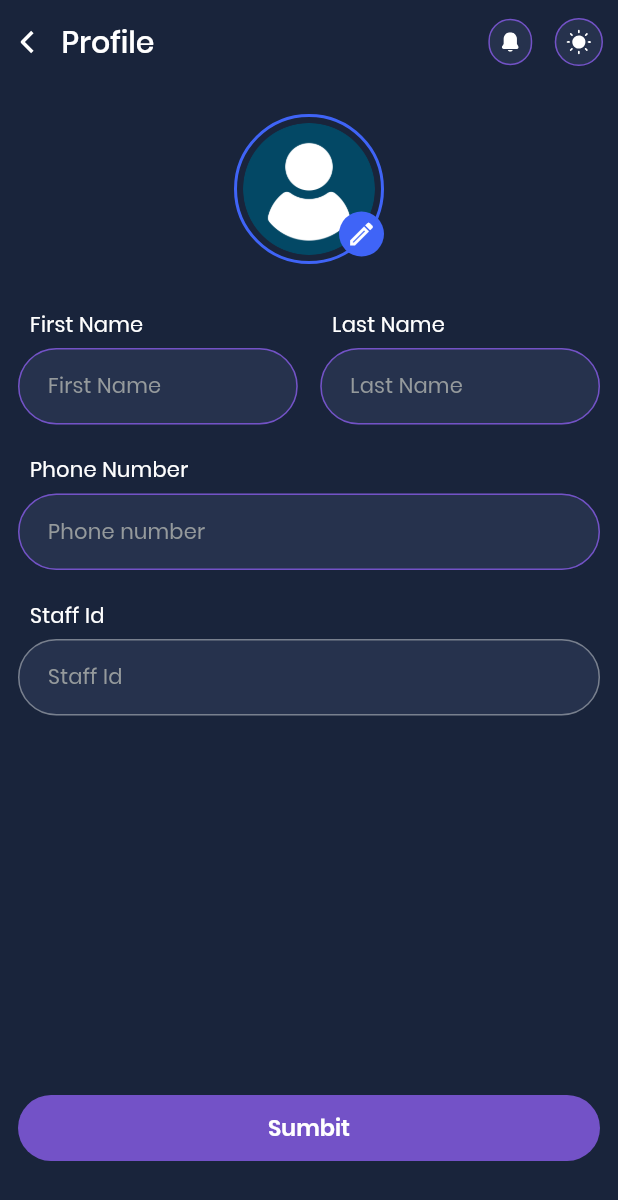
After one commit to Sachin-Advait/omniview, a Flutter app: the Setting screen opened directly, after a tap on an icon or button, on a phone screen of 412 x 824 dp. The commit adds this screen. Shown: the top 1200 px of the screen. Run offline on Flutter 3.47's test engine with Material 3 defaults, Android fonts, the phone set to English and light mode, and no system bars; drawn by our look-alikes of cached_network_image; our stand-ins replace dio, equatable, fl_chart, flutter_bloc, flutter_screenutil, flutter_svg and 5 more; accounts and stored records are empty; network calls fail; statements that could not run were skipped.

Commit message:
Added profile view and edit option.

```diff
--- /dev/null
+++ b/lib/common/widgets/app_cached_network_image.dart
@@ -0,0 +1,50 @@
+import 'package:cached_network_image/cached_network_image.dart';
+import 'package:flutter/material.dart';
+import 'package:omniview/common/utils/size_config.dart';
+import 'package:omniview/config/assets/app_images.dart';
+import 'package:omniview/config/theme/app_colors.dart';
+
+class AppCachedNetworkImage extends StatelessWidget {
+  const AppCachedNetworkImage({
+    super.key,
+    required this.imageUrl,
+    this.width,
+    this.height,
+    this.iconSize,
+    this.isProfile,
+  });
+  final String imageUrl;
+  final double? height;
+  final double? width;
+  final double? iconSize;
+  final bool? isProfile;
+
+  @override
+  Widget build(BuildContext context) {
+    return CachedNetworkImage(
+      imageUrl: imageUrl,
+      fadeInDuration: Duration(milliseconds: 200),
+      placeholder: (context, url) => isProfile == false
+          ? Center(
+              child: CircularProgressIndicator(
+                color: AppColors.white,
+                strokeWidth: 1.widthMultiplier,
+              ),
+            )
+          : CircularProgressIndicator(
+              color: AppColors.white,
+              strokeWidth: 1.widthMultiplier,
+            ),
+      errorWidget: (context, url, error) => isProfile == false
+          ? Icon(
+              Icons.error,
+              size: iconSize ?? 30.widthMultiplier,
+              color: AppColors.white,
+            )
+          : Image.asset(AppImages.profilePlaceHolder, height: height),
+      height: height,
+      width: width,
+      fit: BoxFit.cover,
+    );
+  }
+}
--- a/lib/common/widgets/custom_text_fields.dart
+++ b/lib/common/widgets/custom_text_fields.dart
@@ -57,7 +57,7 @@ mixin CustomDecorationMixin {
         borderRadius: BorderRadius.circular(radius ?? 30),
         borderSide: BorderSide(
           width: 1,
-          color: borderColor ?? AppColors.white50,
+          color: borderColor ?? AppColors.white75.withValues(alpha: .5),
         ),
       ),
       filled: true,
--- a/lib/config/assets/app_images.dart
+++ b/lib/config/assets/app_images.dart
@@ -4,4 +4,6 @@ class AppImages {
   static const String splashEffect = 'assets/images/splash_effect.png';
   static const String splashLoader = 'assets/images/loader.gif';
   static const String logout = 'assets/images/power-off.png';
+  static const String profilePlaceHolder =
+      'assets/images/profile_placeholder.png';
 }
--- a/lib/main.dart
+++ b/lib/main.dart
@@ -9,7 +9,7 @@ import 'package:omniview/common/constants/app_strings.dart';
 import 'package:omniview/common/utils/size_config.dart';
 import 'package:omniview/config/theme/app_theme.dart';
 import 'package:omniview/data/source/local/bloc/user_bloc.dart';
-import 'package:omniview/routes/pages.dart';
+import 'package:omniview/routes/app_pages.dart';
 
 Future<void> main() async {
   WidgetsFlutterBinding.ensureInitialized();
--- a/lib/modules/login/components/otp_verify.dart
+++ b/lib/modules/login/components/otp_verify.dart
@@ -5,7 +5,7 @@ import 'package:omniview/common/widgets/dark_button.dart';
 import 'package:omniview/config/theme/app_colors.dart';
 import 'package:omniview/config/theme/app_theme.dart';
 import 'package:omniview/data/source/local/session_manager.dart';
-import 'package:omniview/routes/routes.dart';
+import 'package:omniview/routes/app_routes.dart';
 import 'package:pin_code_fields/pin_code_fields.dart';
 
 void otpVerify(BuildContext context) {
--- a/lib/modules/nav_bar/page/components/nav_bar_content.dart
+++ b/lib/modules/nav_bar/page/components/nav_bar_content.dart
@@ -7,7 +7,7 @@ import 'package:omniview/config/assets/app_svg.dart';
 import 'package:omniview/config/theme/app_colors.dart';
 import 'package:omniview/modules/nav_bar/cubit/nav_bar_cubit.dart';
 import 'package:omniview/modules/nav_bar/page/components/animated_navbar_widget.dart';
-import 'package:omniview/routes/routes.dart';
+import 'package:omniview/routes/app_routes.dart';
 
 class NavBarContent extends StatelessWidget {
   const NavBarContent({super.key});
--- a/lib/modules/onboarding/page/onboarding.dart
+++ b/lib/modules/onboarding/page/onboarding.dart
@@ -9,7 +9,7 @@ import 'package:omniview/config/theme/app_theme.dart';
 import 'package:omniview/data/source/local/session_manager.dart';
 import 'package:omniview/modules/onboarding/components/onboarding_data.dart';
 import 'package:omniview/modules/onboarding/cubit/onboarding_cubit.dart';
-import 'package:omniview/routes/routes.dart';
+import 'package:omniview/routes/app_routes.dart';
 
 class Onboarding extends StatefulWidget {
   const Onboarding({super.key});
--- /dev/null
+++ b/lib/modules/profile/bloc/profile_bloc.dart
@@ -0,0 +1,11 @@
+import 'package:equatable/equatable.dart';
+import 'package:flutter_bloc/flutter_bloc.dart';
+
+part 'profile_event.dart';
+part 'profile_state.dart';
+
+class ProfileBloc extends Bloc<ProfileEvent, ProfileState> {
+  ProfileBloc() : super(ProfileInitial()) {
+    on<ProfileEvent>((event, emit) {});
+  }
+}
--- /dev/null
+++ b/lib/modules/profile/bloc/profile_event.dart
@@ -0,0 +1,8 @@
+part of 'profile_bloc.dart';
+
+sealed class ProfileEvent extends Equatable {
+  const ProfileEvent();
+
+  @override
+  List<Object> get props => [];
+}
--- /dev/null
+++ b/lib/modules/profile/bloc/profile_state.dart
@@ -0,0 +1,10 @@
+part of 'profile_bloc.dart';
+
+sealed class ProfileState extends Equatable {
+  const ProfileState();
+
+  @override
+  List<Object> get props => [];
+}
+
+final class ProfileInitial extends ProfileState {}
--- /dev/null
+++ b/lib/modules/profile/components/profile_image.dart
@@ -0,0 +1,35 @@
+import 'dart:io';
+
+import 'package:flutter/widgets.dart';
+import 'package:omniview/common/utils/size_config.dart';
+import 'package:omniview/common/widgets/app_cached_network_image.dart';
+import 'package:omniview/config/theme/app_colors.dart';
+
+class ProfileImage extends StatelessWidget {
+  const ProfileImage({super.key, required this.image, this.file});
+
+  final String image;
+  final String? file;
+
+  @override
+  Widget build(BuildContext context) {
+    return GestureDetector(
+      child: Center(
+        child: Container(
+          height: 100.heightMultiplier,
+          width: 100.widthMultiplier,
+          padding: const EdgeInsets.all(4),
+          decoration: BoxDecoration(
+            shape: BoxShape.circle,
+            border: Border.all(color: AppColors.royalBlue, width: 2),
+          ),
+          child: ClipOval(
+            child: file != null
+                ? Image.file(File(file!), fit: BoxFit.cover)
+                : AppCachedNetworkImage(imageUrl: image, iconSize: 80),
+          ),
+        ),
+      ),
+    );
+  }
+}
--- /dev/null
+++ b/lib/modules/profile/view/profile.dart
@@ -0,0 +1,191 @@
+import 'package:flutter/material.dart';
+import 'package:image_picker/image_picker.dart';
+import 'package:omniview/common/utils/size_config.dart';
+import 'package:omniview/common/widgets/custom_appbar.dart';
+import 'package:omniview/common/widgets/custom_text_fields.dart';
+import 'package:omniview/common/widgets/purple_button.dart';
+import 'package:omniview/config/theme/app_colors.dart';
+import 'package:omniview/config/theme/app_theme.dart';
+import 'package:omniview/data/models/user_model.dart';
+import 'package:omniview/modules/profile/components/profile_image.dart';
+
+class Profile extends StatefulWidget {
+  const Profile({super.key, required this.user});
+
+  final UserModel user;
+
+  @override
+  State<Profile> createState() => _ProfileState();
+}
+
+class _ProfileState extends State<Profile> {
+  String? profileImage;
+
+  /// Return the path of picked image from Gallery or Photo Library.
+  Future<String?> getGalleryPermissionAndPickImage() async {
+    // PermissionStatus status;
+
+    // if (Platform.isAndroid) {
+    //   final androidInfo = await DeviceInfoPlugin().androidInfo;
+    //   androidInfo.version.sdkInt <= 32
+    //       ? status = await Permission.storage.request()
+    //       : status = await Permission.photos.request();
+    // } else {
+    //   status = await Permission.photos.request();
+    // }
+
+    // if (Platform.isAndroid) {
+    //   status = await Permission.photos.request();
+    // } else {
+    //   status = await Permission.photos.request();
+    // }
+    // if (status.isDenied) {
+    //   return null;
+    // }
+
+    // if (status.isPermanentlyDenied) {
+    //   await permissionPopup('Photos');
+    //   return null;
+    // }
+
+    // if (status.isGranted) {
+    FocusManager.instance.primaryFocus?.unfocus();
+    final XFile? pickedFile = await ImagePicker().pickImage(
+      source: ImageSource.gallery,
+    );
+
+    if (pickedFile != null) {
+      debugPrint('Selected image path: ${pickedFile.path}');
+      setState(() {
+        profileImage = pickedFile.path;
+
+      });
+    }
+    return null;
+  }
+
+  @override
+  Widget build(BuildContext context) {
+    return Scaffold(
+      appBar: CustomAppBar(title: 'Profile', showBackButton: true),
+      body: Padding(
+        padding: EdgeInsets.symmetric(horizontal: 12),
+        child: Column(
+          crossAxisAlignment: CrossAxisAlignment.start,
+          children: [
+            10.verticalSpace,
+            SizedBox(
+              height: 130.heightMultiplier,
+              child: Stack(
+                children: [
+                  Positioned(
+                    top: 0,
+                    left: 0,
+                    right: 0,
+                    child: ProfileImage(
+                      image: widget.user.image,
+                      file: profileImage,
+                    ),
+                  ),
+                  Positioned(
+                    top: 65,
+                    left: 70,
+                    right: 0,
+                    child: GestureDetector(
+                      onTap: getGalleryPermissionAndPickImage,
+                      child: CircleAvatar(
+                        backgroundColor: AppColors.royalBlue,
+                        radius: 15.radiusMultipier,
+                        child: Icon(
+                          Icons.edit_outlined,
+                          color: AppColors.white,
+                          size: 20,
+                        ),
+                      ),
+                    ),
+                  ),
+                ],
+              ),
+            ),
+            Row(
+              children: [
+                Expanded(
+                  child: Column(
+                    crossAxisAlignment: CrossAxisAlignment.start,
+
+                    children: [
+                      Padding(
+                        padding: const EdgeInsets.only(left: 8.0),
+                        child: Text(
+                          'First Name',
+                          style: context.regular.copyWith(fontSize: 14),
+                        ),
+                      ),
+                      5.verticalSpace,
+                      UniversalTextField(
+                        controller: TextEditingController(
+                          text: widget.user.name.split(' ').first,
+                        ),
+                        hintText: 'First Name',
+                        // validator: CustomValidtion.isValidFirstName,
+                      ),
+                    ],
+                  ),
+                ),
+                15.horizontalSpace,
+                Expanded(
+                  child: Column(
+                    crossAxisAlignment: CrossAxisAlignment.start,
+                    children: [
+                      Padding(
+                        padding: const EdgeInsets.only(left: 8.0),
+                        child: Text(
+                          'Last Name',
+                          style: context.regular.copyWith(fontSize: 14),
+                        ),
+                      ),
+                      5.verticalSpace,
+                      UniversalTextField(
+                        controller: TextEditingController(
+                          text: widget.user.name.split(' ').last,
+                        ),
+                        hintText: 'Last Name',
+                        // validator: CustomValidtion.isValidLastName,
+                      ),
+                    ],
+                  ),
+                ),
+              ],
+            ),
+            Padding(
+              padding: const EdgeInsets.only(left: 8.0),
+              child: Text(
+                'Phone Number',
+                style: context.regular.copyWith(fontSize: 14),
+              ),
+            ),
+            5.verticalSpace,
+            PhoneTextField(controller: TextEditingController()),
+            Padding(
+              padding: const EdgeInsets.only(left: 8.0),
+              child: Text(
+                'Staff Id',
+                style: context.regular.copyWith(fontSize: 14),
+              ),
+            ),
+            5.verticalSpace,
+            UniversalTextField(
+              controller: TextEditingController(text: widget.user.staffId),
+              hintText: 'Staff Id',
+              enabled: false,
+              // validator: CustomValidtion.isValidLastName,
+            ),
+            Spacer(),
+            PurpleButton(title: 'Sumbit'),
+            50.verticalSpace,
+          ],
+        ),
+      ),
+    );
+  }
+}
--- a/lib/modules/setting/page/setting.dart
+++ b/lib/modules/setting/page/setting.dart
@@ -10,7 +10,7 @@ import 'package:omniview/config/theme/app_theme.dart';
 import 'package:omniview/data/models/user_model.dart';
 import 'package:omniview/data/source/local/session_manager.dart';
 import 'package:omniview/modules/setting/components/setting_tile.dart';
-import 'package:omniview/routes/Routes.dart';
+import 'package:omniview/routes/app_routes.dart';
 
 class Setting extends StatefulWidget {
   const Setting({super.key});
@@ -57,12 +57,15 @@ class _SettingState extends State<Setting> {
                 Text(user.role, style: context.regular.copyWith(fontSize: 18)),
               ],
             ),
-            trailing: SvgPicture.asset(
-              AppSvg.edit,
-              height: 20,
-              colorFilter: const ColorFilter.mode(
-                AppColors.primary,
-                BlendMode.srcIn,
+            trailing: InkWell(
+              onTap: () => context.pushNamed(Routes.profile, extra: user),
+              child: SvgPicture.asset(
+                AppSvg.edit,
+                height: 20,
+                colorFilter: const ColorFilter.mode(
+                  AppColors.primary,
+                  BlendMode.srcIn,
+                ),
               ),
             ),
           ),
--- a/lib/modules/splash/page/splash.dart
+++ b/lib/modules/splash/page/splash.dart
@@ -2,8 +2,8 @@ import 'package:flutter/material.dart';
 import 'package:flutter_bloc/flutter_bloc.dart';
 import 'package:omniview/common/utils/size_config.dart';
 import 'package:omniview/config/assets/app_images.dart';
-import 'package:omniview/routes/Routes.dart';
-import 'package:omniview/routes/pages.dart';
+import 'package:omniview/routes/app_pages.dart';
+import 'package:omniview/routes/app_routes.dart';
 
 import '../bloc/splash_bloc.dart';
 
--- a/lib/routes/pages.dart
+++ b/lib/routes/app_pages.dart
@@ -1,6 +1,7 @@
 import 'package:flutter_bloc/flutter_bloc.dart';
 import 'package:go_router/go_router.dart';
 import 'package:omniview/common/utils/global_keys.dart';
+import 'package:omniview/data/models/user_model.dart';
 import 'package:omniview/modules/chat_bot/page/chat_bot.dart';
 import 'package:omniview/modules/login/bloc/login_bloc.dart';
 import 'package:omniview/modules/login/page/login.dart';
@@ -8,10 +9,11 @@ import 'package:omniview/modules/nav_bar/cubit/nav_bar_cubit.dart';
 import 'package:omniview/modules/nav_bar/page/nav_bar.dart';
 import 'package:omniview/modules/onboarding/cubit/onboarding_cubit.dart';
 import 'package:omniview/modules/onboarding/page/onboarding.dart';
+import 'package:omniview/modules/profile/view/profile.dart';
 import 'package:omniview/modules/splash/bloc/splash_bloc.dart';
 import 'package:omniview/modules/splash/page/splash.dart';
+import 'package:omniview/routes/app_routes.dart';
 import 'package:omniview/routes/default_route.dart';
-import 'package:omniview/routes/routes.dart';
 
 class Pages {
   static GoRouter get appRouter => _appRouter;
@@ -58,6 +60,14 @@ class Pages {
         name: Routes.chatBot,
         builder: (context, state) => const ChatBot(),
       ),
+      GoRoute(
+        path: Routes.profile,
+        name: Routes.profile,
+        builder: (context, state) {
+          final user = state.extra! as UserModel;
+          return Profile(user: user);
+        },
+      ),
     ],
   );
 }
--- a/lib/routes/routes.dart
+++ b/lib/routes/app_routes.dart
@@ -4,4 +4,5 @@ class Routes {
   static const login = '/login';
   static const navBar = '/nav-bar';
   static const chatBot = '/chatbot';
+  static const profile = '/profile';
 }
--- a/pubspec.yaml
+++ b/pubspec.yaml
@@ -21,6 +21,8 @@ dependencies:
   fluttertoast: ^8.2.12
   fl_chart: ^1.0.0
   percent_indicator: ^4.2.5
+  cached_network_image: ^3.4.1
+  image_picker: ^1.1.2
 
 dev_dependencies:
   flutter_test:
```
Also changed, not shown: assets/images/profile_placeholder.png (added), pubspec.lock, 4 other files.
